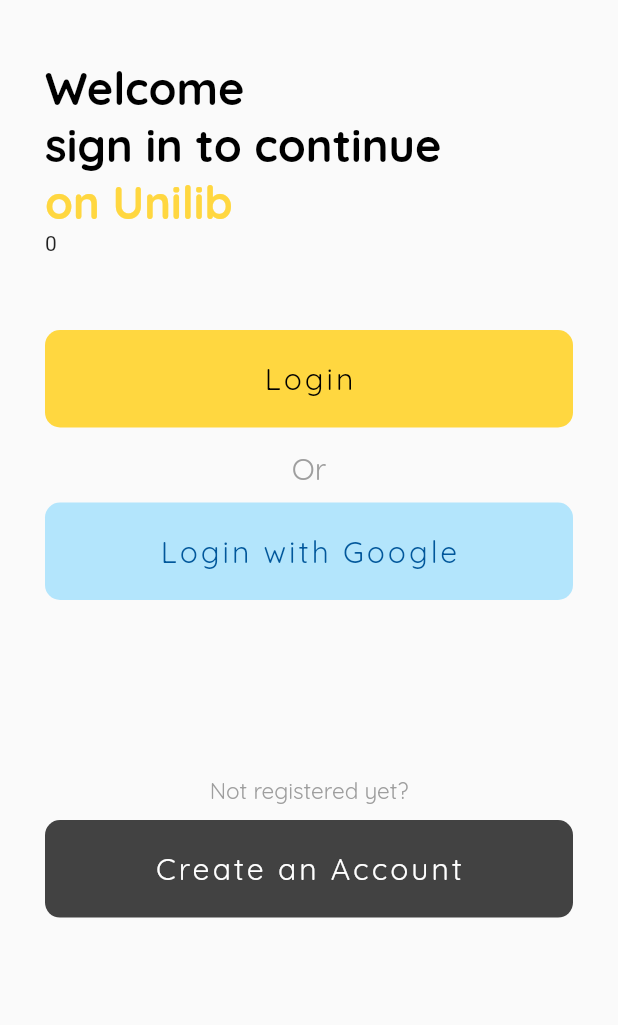
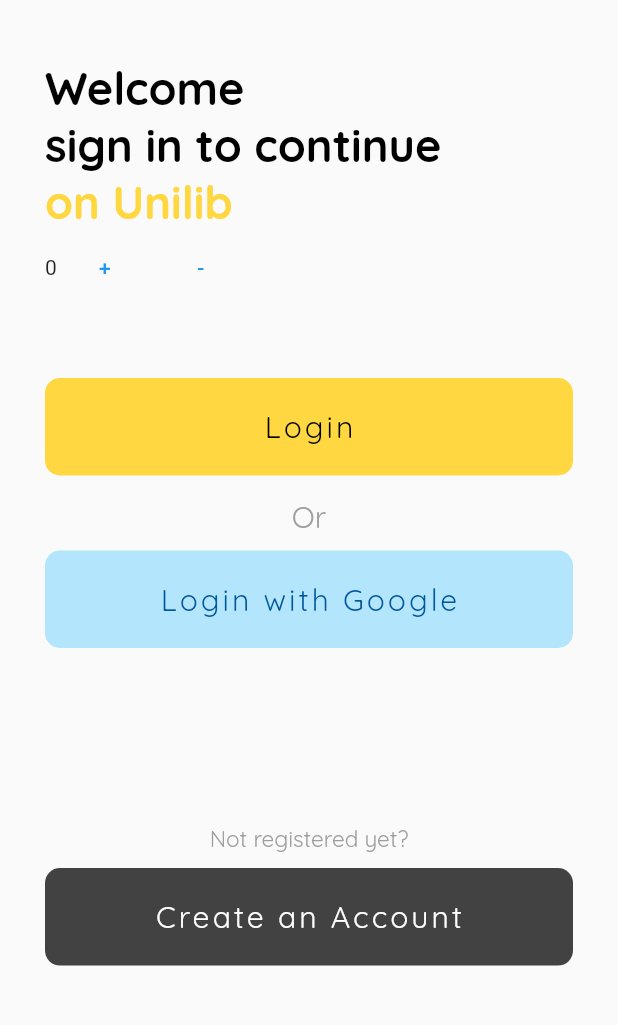
Before and after one commit to Ad450/library-App, a Flutter app: the LandingScreen screen opened directly, on a phone screen of 412 x 824 dp, the part 210-1235 px from its top. Run offline on Flutter 3.47's test engine with Material 2 defaults, Android fonts, the phone set to English and light mode, and no system bars; our stand-ins replace bloc, flutter_bloc, flutter_otp_text_field, google_fonts, shared_preferences; accounts and stored records are empty.

Commit message:
buttons added to landing screen page. Buttons not working now. Poor implementation of the Button bloc

```diff
--- a/lib/Bloc/learningBloc.dart
+++ b/lib/Bloc/learningBloc.dart
@@ -1,9 +1,9 @@
 import 'package:bloc/bloc.dart';
 
-class ButtonValue {
-  int initialState;
-  ButtonValue(this.initialState);
-}
+// class ButtonValue {
+//   int initialState;
+//   ButtonValue(this.initialState);
+// }
 
 class TrialButton extends Cubit<int> {
     TrialButton():super(0);
--- a/lib/UI/landingScreen.dart
+++ b/lib/UI/landingScreen.dart
@@ -21,7 +21,7 @@ class LandingScreen extends StatelessWidget {
     return Scaffold(
       body: SafeArea(
         child: BlocProvider<TrialButton>(
-          create: (BuildContext context) => TrialButton(),
+          create: (context) => TrialButton(),
           child: Container(
             margin: EdgeInsets.only(left: 30, right: 30),
             child: SingleChildScrollView(
@@ -66,8 +66,23 @@ class LandingScreen extends StatelessWidget {
                   //...............................
                   // ..............................
                   // BlocBuilder(builder: (context))
-                  Text(BlocProvider.of<TrialButton>(context).state.toString()),
-
+                  BlocConsumer(
+                    bloc: TrialButton(),
+                    listener: (context, state) => print("is listening"),
+                    builder: (context, stateObject) => Row(
+                      children: [
+                        Text(
+                          TrialButton().state.toString(),
+                        ),
+                        TextButton(
+                            child: Text("+"),
+                            onPressed: () => TrialButton().increment),
+                        TextButton(
+                            child: Text("-"),
+                            onPressed: () => TrialButton().decrement)
+                      ],
+                    ),
+                  ),
                   SizedBox(
                     height: 50,
                   ),
```
